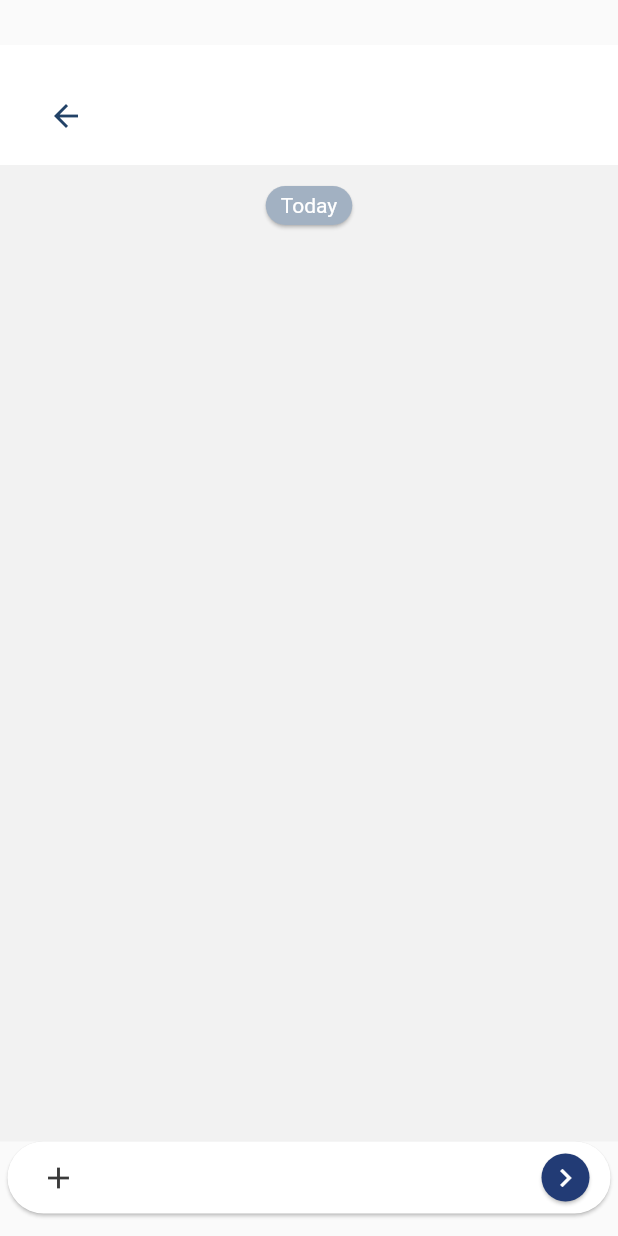
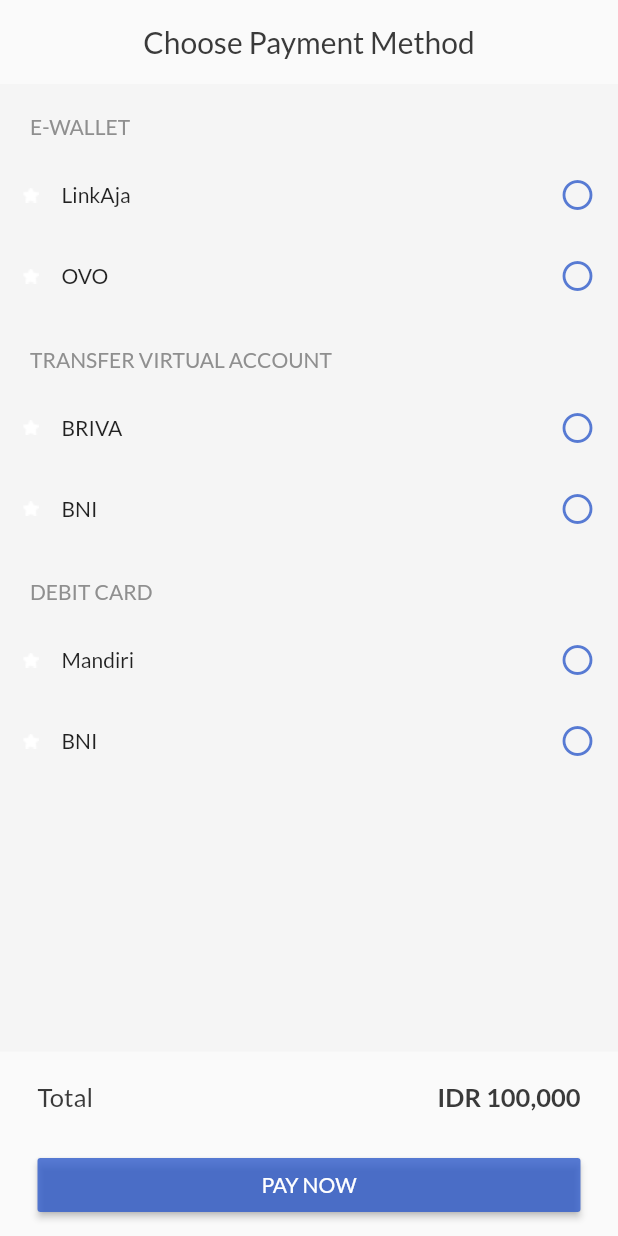
Before and after one commit to kuuhaku86/menta, a Flutter app: the screen it shows after launch, on a phone screen of 412 x 824 dp. Run offline on Flutter 3.47's test engine with Material 2 defaults, Android fonts, the phone set to English and light mode, and no system bars; our stand-ins replace fluttertoast, image_picker; accounts and stored records are empty.

Commit message:
[ON PROGRESS] choose payment page

```diff
--- a/lib/main.dart
+++ b/lib/main.dart
@@ -4,10 +4,11 @@ import 'package:flutter/material.dart';
 import 'package:menta/src/classes/enum/environment.dart';
 import 'package:menta/src/data/chatting.dart';
 import 'package:menta/src/data/logged_user.dart';
+import 'package:menta/src/data/payment.dart';
 import 'package:menta/src/data/psychiatrist.dart';
-import 'package:menta/src/pages/chatting/chatting.dart';
 import 'package:menta/src/pages/home.dart';
 import 'package:menta/src/pages/login.dart';
+import 'package:menta/src/pages/payment/choose_payment.dart';
 import 'package:menta/src/pages/searching/searching_page.dart';
 import 'package:menta/src/utils/config.dart';
 import 'package:menta/src/utils/size.dart';
@@ -21,14 +22,14 @@ void main() {
       ),
       ChangeNotifierProvider(
         create: (c) => ChattingProvider(),
-      )
+      ),
+      ChangeNotifierProvider(create: (c) => PaymentProvider())
     ],
     child: MyApp(),
   ));
 }
 
 class MyApp extends StatelessWidget {
-
   // This widget is the root of your application.
   @override
   Widget build(BuildContext context) {
@@ -44,7 +45,7 @@ class MyApp extends StatelessWidget {
       ),
 //      home: MainApp(),
 //      // Debugging
-      home: ChattingPage(),
+      home: ChoosePaymentPage(),
 //      home: HomePage()
     );
   }
@@ -55,6 +56,9 @@ class MyApp extends StatelessWidget {
 
     final chattingProvider = Provider.of<ChattingProvider>(context);
     chattingProvider.getDummies();
+
+    final paymentProvider = Provider.of<PaymentProvider>(context);
+    paymentProvider.getDummies();
   }
 }
 
--- /dev/null
+++ b/lib/src/classes/enum/payment_methods.dart
@@ -0,0 +1,23 @@
+import '../payment_method.dart';
+
+class PaymentMethodsModel {
+  var all = <PaymentMethodModel>[];
+
+  List<PaymentMethodModel> get virtualAccount {
+    return all
+        .where((m) => m.type == PaymentMethodModel.TYPE_VIRTUAL_ACCOUNT)
+        .toList();
+  }
+
+  List<PaymentMethodModel> get eWallet {
+    return all
+        .where((m) => m.type == PaymentMethodModel.TYPE_E_WALLET)
+        .toList();
+  }
+
+  List<PaymentMethodModel> get debitCard {
+    return all
+        .where((m) => m.type == PaymentMethodModel.TYPE_DEBIT_CARD)
+        .toList();
+  }
+}
--- /dev/null
+++ b/lib/src/classes/payment_method.dart
@@ -0,0 +1,11 @@
+class PaymentMethodModel {
+  var image = "";
+  var name = "";
+  var type = "";
+
+  PaymentMethodModel({this.image = "", this.name = "", this.type = ""});
+
+  static const TYPE_VIRTUAL_ACCOUNT = "va";
+  static const TYPE_DEBIT_CARD = "dc";
+  static const TYPE_E_WALLET = "ew";
+}
--- /dev/null
+++ b/lib/src/data/payment.dart
@@ -0,0 +1,45 @@
+import 'package:flutter/material.dart';
+import 'package:menta/src/classes/enum/payment_methods.dart';
+import 'package:menta/src/classes/payment_method.dart';
+import 'package:menta/src/utils/images.dart';
+
+class PaymentProvider extends ChangeNotifier {
+  var methods = PaymentMethodsModel();
+
+  getDummies() {
+    methods.all.clear();
+
+    final all = [
+      PaymentMethodModel(
+          image: AppImages.star,
+          name: "Mandiri",
+          type: PaymentMethodModel.TYPE_DEBIT_CARD),
+      PaymentMethodModel(
+          image: AppImages.star,
+          name: "BNI",
+          type: PaymentMethodModel.TYPE_DEBIT_CARD),
+
+      // Virtual Account
+      PaymentMethodModel(
+          image: AppImages.star,
+          name: "BRIVA",
+          type: PaymentMethodModel.TYPE_VIRTUAL_ACCOUNT),
+      PaymentMethodModel(
+          image: AppImages.star,
+          name: "BNI",
+          type: PaymentMethodModel.TYPE_VIRTUAL_ACCOUNT),
+
+      // E-Wallet
+      PaymentMethodModel(
+          image: AppImages.star,
+          name: "LinkAja",
+          type: PaymentMethodModel.TYPE_E_WALLET),
+      PaymentMethodModel(
+          image: AppImages.star,
+          name: "OVO",
+          type: PaymentMethodModel.TYPE_E_WALLET),
+    ];
+
+    methods.all = all;
+  }
+}
--- /dev/null
+++ b/lib/src/pages/payment/choose_payment.dart
@@ -0,0 +1,184 @@
+import 'package:flutter/cupertino.dart';
+import 'package:flutter/material.dart';
+import 'package:menta/src/classes/payment_method.dart';
+import 'package:menta/src/data/payment.dart';
+import 'package:menta/src/utils/colors.dart';
+import 'package:menta/src/utils/fonts.dart';
+import 'package:menta/src/widgets/system/light_status_bar.dart';
+import 'package:provider/provider.dart';
+
+class ChoosePaymentPage extends StatefulWidget {
+  @override
+  State createState() => _State();
+}
+
+class _State extends State<ChoosePaymentPage> {
+  PaymentProvider _provider;
+  var _selected = PaymentMethodModel();
+
+  @override
+  Widget build(context) {
+    _setUpProvider(context);
+
+    return Scaffold(
+      appBar: AppBar(
+        iconTheme: IconThemeData(color: Colors.black),
+        brightness: Brightness.light,
+        backgroundColor: Colors.grey[50],
+        centerTitle: true,
+        elevation: 0.0,
+        title: Text(
+          "Choose Payment Method",
+          style: TextStyle(
+              fontSize: 20,
+              fontFamily: AppFonts.PRIMARY,
+              color: AppColors.primaryText),
+        ),
+      ),
+      body: LightStatusBar(
+        child: Column(
+          children: [
+            Expanded(
+              child: Container(
+                color: AppColors.lightGreyBackground,
+                child: SingleChildScrollView(
+                  child: Column(
+                    children: [
+                      _eWallet(context),
+                      _virtualAccount(context),
+                      _debitCard(context)
+                    ],
+                  ),
+                ),
+              ),
+            ),
+            _price(context),
+            _button(context)
+          ],
+        ),
+      ),
+    );
+  }
+
+  _setUpProvider(context) {
+    _provider = Provider.of<PaymentProvider>(context);
+  }
+
+  _methodItemView(PaymentMethodModel method) {
+    return InkWell(
+      onTap: () {
+        setState(() {
+          _selected = method;
+        });
+      },
+      child: Container(
+        padding: EdgeInsets.symmetric(horizontal: 15, vertical: 15),
+        child: Row(
+          children: [
+            Image.asset(method.image),
+
+            // Name
+            Expanded(
+              child: Container(
+                padding: EdgeInsets.only(left: 15),
+                child: Text(
+                  method.name,
+                  style: TextStyle(fontFamily: AppFonts.PRIMARY),
+                ),
+              ),
+            ),
+
+            // Checkbox
+            Icon(
+              _selected == method
+                  ? Icons.radio_button_checked
+                  : Icons.radio_button_unchecked,
+              color: AppColors.blueChatting,
+            )
+          ],
+        ),
+      ),
+    );
+  }
+
+  _methodListView(List<PaymentMethodModel> methods, {String name = ""}) {
+    return Column(
+      crossAxisAlignment: CrossAxisAlignment.start,
+      children: [
+        Container(
+          padding: EdgeInsets.fromLTRB(20, 20, 20, 10),
+          child: Text(
+            name.toUpperCase(),
+            style: TextStyle(
+                color: AppColors.textGray1, fontFamily: AppFonts.PRIMARY),
+          ),
+        ),
+        ListView.builder(
+            physics: const NeverScrollableScrollPhysics(),
+            shrinkWrap: true,
+            itemCount: methods.length,
+            itemBuilder: (context, i) {
+              return _methodItemView(methods[i]);
+            })
+      ],
+    );
+  }
+
+  _virtualAccount(context) {
+    final methods = _provider.methods.virtualAccount;
+    return _methodListView(methods, name: "Transfer Virtual Account");
+  }
+
+  _debitCard(context) {
+    final methods = _provider.methods.debitCard;
+    return _methodListView(methods, name: "Debit Card");
+  }
+
+  _eWallet(context) {
+    final methods = _provider.methods.eWallet;
+    return _methodListView(methods, name: "E-Wallet");
+  }
+
+  _price(context) {
+    return Container(
+      padding: EdgeInsets.fromLTRB(25, 20, 25, 15),
+      child: Row(
+        children: [
+          Text(
+            "Total",
+            style: TextStyle(
+                fontFamily: AppFonts.LATO,
+                color: AppColors.primaryText,
+                fontSize: 17),
+          ),
+          Expanded(
+            child: Container(),
+          ),
+          Text("IDR 100,000",
+              style: TextStyle(
+                  fontFamily: AppFonts.LATO,
+                  color: AppColors.primaryText,
+                  fontWeight: FontWeight.bold,
+                  fontSize: 17))
+        ],
+      ),
+    );
+  }
+
+  _button(context) {
+    return Container(
+      padding: EdgeInsets.symmetric(horizontal: 25, vertical: 10),
+      child: MaterialButton(
+        minWidth: double.infinity,
+        onPressed: () {
+          // TODO
+        },
+        color: AppColors.blueChatting,
+        child: Text(
+          "Pay Now".toUpperCase(),
+          style: TextStyle(fontFamily: AppFonts.LATO, color: Colors.white),
+        ),
+      ),
+    );
+  }
+}
--- a/lib/src/utils/colors.dart
+++ b/lib/src/utils/colors.dart
@@ -19,4 +19,7 @@ class AppColors {
   static const primaryText = Color(0XFF3A3A3A);
   static const textGray1 = Color(0XFF8F8F8F);
   static const textGray2 = Color(0XFFAAAAAA);
+
+  // Background
+  static const lightGreyBackground = Color(0XFFf5f5f5);
 }
--- a/lib/src/utils/fonts.dart
+++ b/lib/src/utils/fonts.dart
@@ -1,3 +1,4 @@
 class AppFonts {
+  static const PRIMARY = "Lato";
   static const LATO = "Lato";
 }
```
Also changed, not shown: lib/src/pages/chatting/chatting.dart (+24 -5 lines), lib/src/pages/searching/searching_page.dart (+44 -26 lines).
